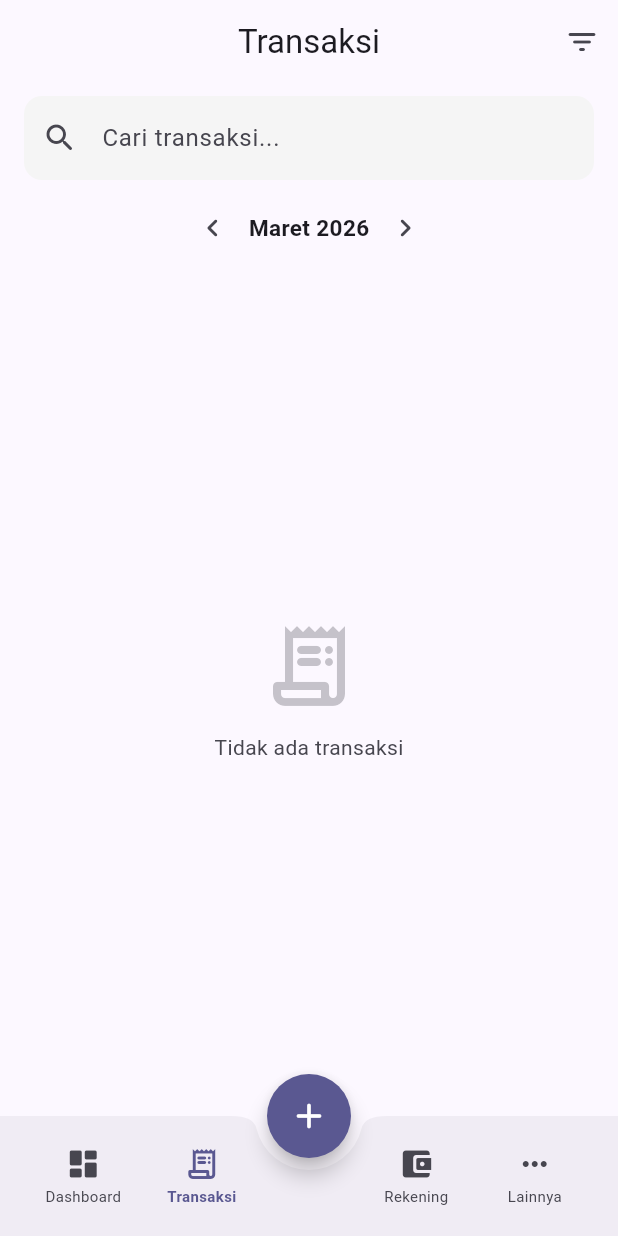
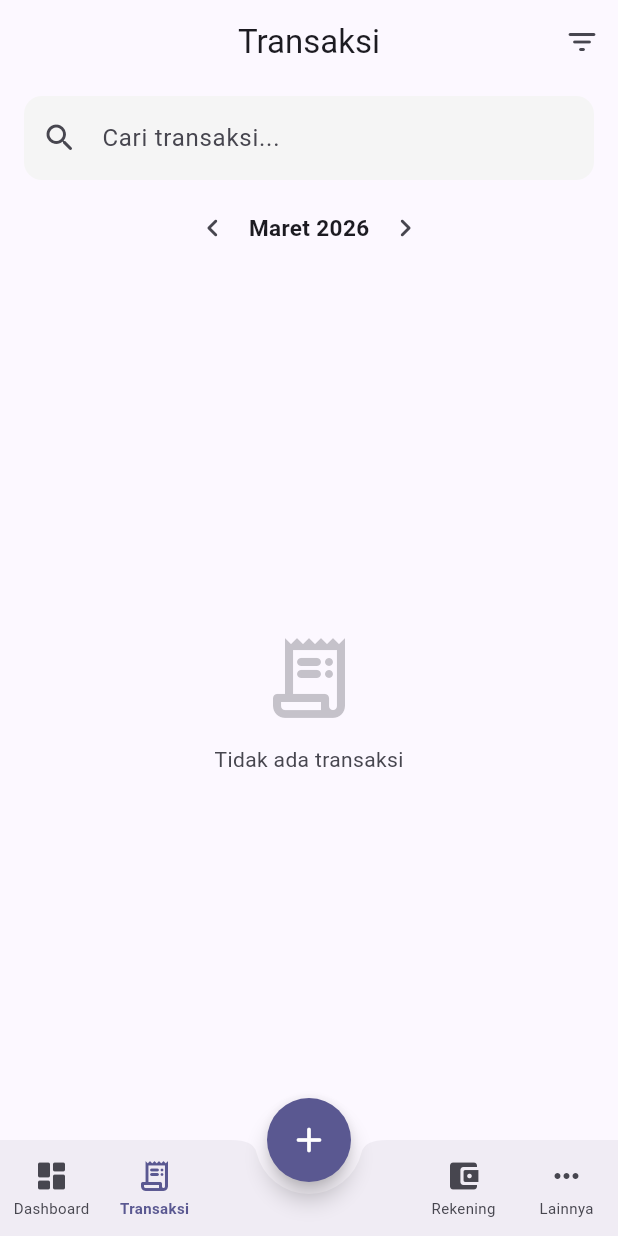
Before and after one commit to 3ggie-AB/financial-app-egi, a Flutter app: the screen it shows after launch, item 2 of the bottom bar chosen, on a phone screen of 412 x 824 dp. Run offline on Flutter 3.47's test engine with Material 3 defaults, Android fonts, the phone set to English and light mode, and no system bars; our stand-ins replace file_picker, fl_chart, google_sign_in, shared_preferences, sqflite, sqflite_common_ffi; missing offline and left inert: googleapis; accounts and stored records are empty.

Commit message:
Update main_screen.dart

```diff
--- a/lib/screens/main_screen.dart
+++ b/lib/screens/main_screen.dart
@@ -69,7 +69,10 @@ class _MainScreenState extends State<MainScreen> {
                         height: 36,
                         decoration: BoxDecoration(
                           gradient: LinearGradient(
-                            colors: [AppTheme.primaryColor, AppTheme.primaryColor.withOpacity(0.6)],
+                            colors: [
+                              AppTheme.primaryColor,
+                              AppTheme.primaryColor.withOpacity(0.6)
+                            ],
                             begin: Alignment.topLeft,
                             end: Alignment.bottomRight,
                           ),
@@ -123,7 +126,8 @@ class _MainScreenState extends State<MainScreen> {
                     child: ElevatedButton.icon(
                       onPressed: () => Navigator.push(
                         context,
-                        MaterialPageRoute(builder: (_) => const AddTransactionScreen()),
+                        MaterialPageRoute(
+                            builder: (_) => const AddTransactionScreen()),
                       ),
                       icon: const Icon(Icons.add_rounded, size: 18),
                       label: const Text('Tambah Transaksi'),
@@ -181,11 +185,15 @@ class _MainScreenState extends State<MainScreen> {
       bottomNavigationBar: BottomAppBar(
         shape: const CircularNotchedRectangle(),
         notchMargin: 8,
+        height: 64,
+        padding: EdgeInsets.zero,
         child: Row(
+          crossAxisAlignment: CrossAxisAlignment.center,
           children: [
             _mobileNavItem(0, Icons.dashboard_rounded, 'Dashboard'),
             _mobileNavItem(1, Icons.receipt_long_rounded, 'Transaksi'),
-            const SizedBox(width: 64),
+            const Expanded(child: SizedBox()),
+            const Expanded(child: SizedBox()),
             _mobileNavItem(2, Icons.account_balance_wallet_rounded, 'Rekening'),
             _mobileNavItem(3, Icons.more_horiz_rounded, 'Lainnya'),
           ],
@@ -202,9 +210,10 @@ class _MainScreenState extends State<MainScreen> {
         onTap: () => setState(() => _currentIndex = index),
         borderRadius: BorderRadius.circular(12),
         child: Padding(
-          padding: const EdgeInsets.symmetric(vertical: 8),
+          padding: const EdgeInsets.symmetric(vertical: 0),
           child: Column(
             mainAxisSize: MainAxisSize.min,
+            mainAxisAlignment: MainAxisAlignment.center,
             children: [
               Icon(icon,
                   color: selected ? scheme.primary : scheme.onSurfaceVariant,
@@ -274,9 +283,8 @@ class _SidebarItem extends StatelessWidget {
                 Text(
                   label,
                   style: TextStyle(
-                    color: selected
-                        ? Colors.white
-                        : Colors.white.withOpacity(0.5),
+                    color:
+                        selected ? Colors.white : Colors.white.withOpacity(0.5),
                     fontSize: 14,
                     fontWeight: selected ? FontWeight.w600 : FontWeight.normal,
                   ),
```
